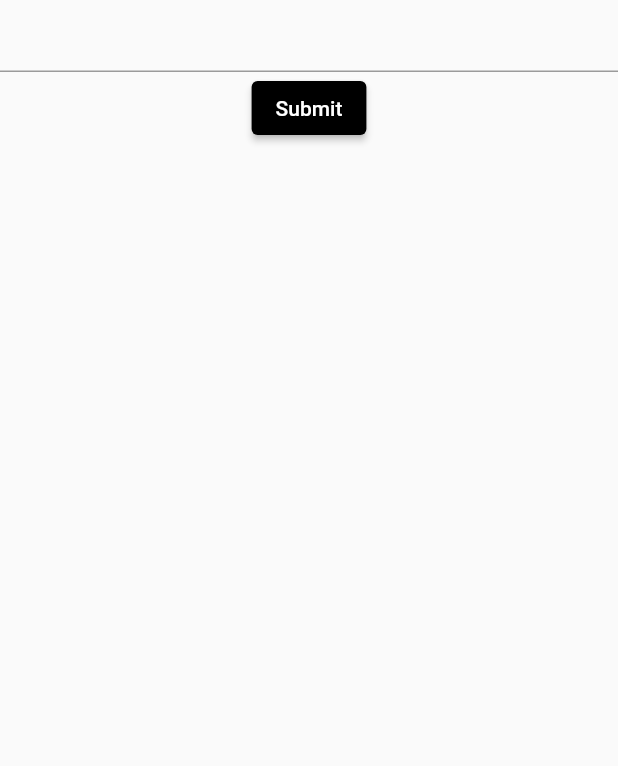
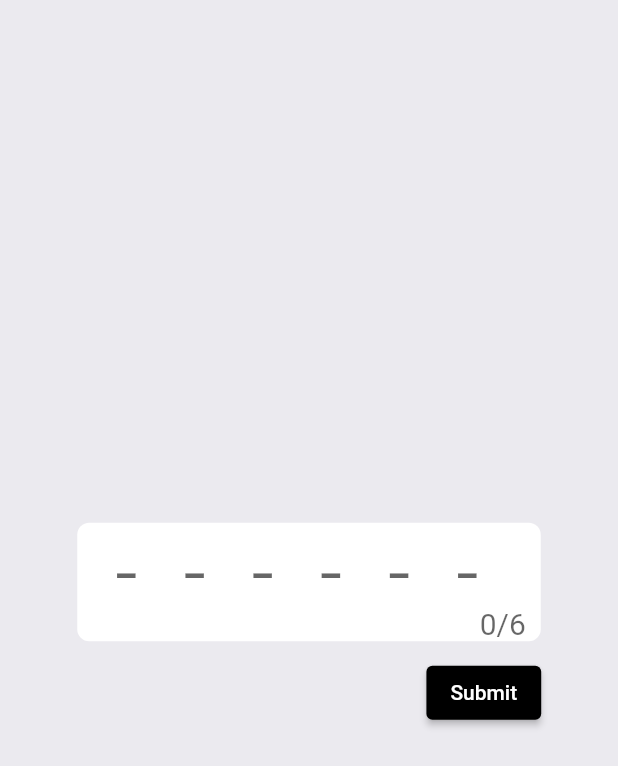
Before and after one commit to arshadkuniyil/mens_park, a Flutter app: the OtpVerificationScreen screen opened by its route, on a phone screen of 412 x 824 dp. Shown: the top 766 px of the screen. Run offline on Flutter 3.47's test engine with Material 2 defaults, Android fonts, the phone set to English and light mode, and no system bars; our stand-ins replace bloc, cached_network_image, cloud_firestore, firebase_auth, firebase_core, firebase_storage and 2 more; accounts and stored records are empty; generated files the repository leaves out were written again; network calls fail.

Commit message:
otpverificaton screen and addToCart firestore saving completed ,error handling pending

```diff
--- a/lib/model/category_model/category_model.dart
+++ b/lib/model/category_model/category_model.dart
@@ -6,7 +6,7 @@ part 'category_model.g.dart';
 class CategoryModel {
   List<String>? categoryNames;
 
-  CategoryModel({ this.categoryNames});
+  CategoryModel({this.categoryNames});
 
   factory CategoryModel.fromJson(Map<String, dynamic> json) {
     return _$CategoryModelFromJson(json);
--- a/lib/view/home/home.dart
+++ b/lib/view/home/home.dart
@@ -36,9 +36,9 @@ class Home extends StatelessWidget {
                 children: List.generate(
                   categoriesLength ?? 3,
                   (index) {
-                    return
-                    categoriesLength ==null?  const Center(child: CircularProgressIndicator()):
-                     CategoryTab(categoryName: categoryNameList[index]);
+                    return categoriesLength == null
+                        ? const Center(child: CircularProgressIndicator())
+                        : CategoryTab(categoryName: categoryNameList[index]);
                   },
                 ),
               ),
--- a/lib/view/home/widgets/custom_app_bar.dart
+++ b/lib/view/home/widgets/custom_app_bar.dart
@@ -22,6 +22,7 @@ class CustomAppBar extends StatelessWidget {
     return BlocBuilder<HomeAppBarBloc, HomeAppBarState>(
       builder: (context, state) {
         return AppBar(
+           automaticallyImplyLeading: false,
           backgroundColor: kGrey,
           shadowColor: Colors.transparent,
           flexibleSpace: SafeArea(
--- a/lib/view/otp_varification_screen/otp_verification_screen.dart
+++ b/lib/view/otp_varification_screen/otp_verification_screen.dart
@@ -1,29 +1,59 @@
 import 'dart:developer';
 
 import 'package:flutter/material.dart';
+import 'package:flutter/services.dart';
+import 'package:mens_park/constants/colors.dart';
+import 'package:mens_park/constants/screen_size.dart';
+import 'package:mens_park/view/widgets/text_field_outer_widget.dart';
 import 'package:mens_park/viewmodel/service/auth_service.dart';
 
 class OtpVerificationScreen extends StatelessWidget {
-  OtpVerificationScreen({Key? key}) : super(key: key);
+  const OtpVerificationScreen({Key? key}) : super(key: key);
 
   @override
   Widget build(BuildContext context) {
+    final double screenWidth = getScreenWidth(context);
     String otp = '';
     return Scaffold(
+      backgroundColor: kGrey,
       body: SafeArea(
           child: Column(
+        crossAxisAlignment: CrossAxisAlignment.end,
         children: [
-              TextField(
+          const Spacer(),
+          Padding(
+            padding: EdgeInsets.symmetric(horizontal: screenWidth * .1),
+            child: TextFieldOuter(
+              child: TextFormField(
+                keyboardType: TextInputType.number,
+                maxLength: 6,
+                decoration: const InputDecoration(
+                  counterStyle: TextStyle(fontSize: 20),
+                  hintText: '______',
+                  border: InputBorder.none,
+                  contentPadding: EdgeInsets.symmetric(horizontal: 10),
+                ),
+                style: TextStyle(
+                    letterSpacing: screenWidth * .08,
+                    fontSize: 28,
+                    fontWeight: FontWeight.w600),
                 onChanged: (value) {
                   otp = value;
                 },
               ),
-              ElevatedButton(
+            ),
+          ),
+          Padding(
+            padding: EdgeInsets.only(right: screenWidth * .1 + 10),
+            child: ElevatedButton(
               onPressed: () {
                 log('submit otp pressed');
                 AuthService().signInWithPhoneOtp(otp);
               },
-                  child: const Text('Submit'))
+              child: const Text('Submit'),
+            ),
+          ),
+          const Spacer()
         ],
       )),
     );
--- a/lib/view/signup/sign_up.dart
+++ b/lib/view/signup/sign_up.dart
@@ -14,7 +14,9 @@ class SignUp extends StatelessWidget {
 
   final AuthService userService = AuthService();
   final HashMap userData = HashMap<String, String>();
+
   static final GlobalKey<FormState> _key = GlobalKey<FormState>();
+
   @override
   Widget build(BuildContext context) {
     final kPadding = getScreenWidth(context) * 0.025;
@@ -38,7 +40,8 @@ class SignUp extends StatelessWidget {
                       userService: userService);
                 } else {
                   WidgetsBinding.instance.addPostFrameCallback((_) {
-                    Navigator.pushReplacementNamed(context, '/otpVerificationScreen');
+                    Navigator.pushReplacementNamed(
+                        context, '/otpVerificationScreen');
                   });
                 }
                 return const SizedBox();
--- a/lib/viewmodel/bloc/home/product/home_product_bloc.dart
+++ b/lib/viewmodel/bloc/home/product/home_product_bloc.dart
@@ -25,7 +25,6 @@ class HomeProductBloc extends Bloc<HomeProductEvent, HomeProductState> {
           .getProductsFromFirestore(event.categoryName);
 
       productList = productSnaphot.map((doc) {
-
         return ProductModel.fromJson(doc.data() as Map<String, dynamic>);
       }).toList();
 
--- a/lib/viewmodel/bloc/home/product/home_product_event.dart
+++ b/lib/viewmodel/bloc/home/product/home_product_event.dart
@@ -3,7 +3,7 @@ part of 'home_product_bloc.dart';
 class HomeProductEvent {}
 
 class GetHomeProductsEvent extends HomeProductEvent {
-   final String categoryName;
+  final String categoryName;
 
   GetHomeProductsEvent({required this.categoryName});
 }
--- a/lib/viewmodel/bloc/splash/splash_bloc.dart
+++ b/lib/viewmodel/bloc/splash/splash_bloc.dart
@@ -14,7 +14,7 @@ class SplashBloc extends Bloc<SplashEvent, SplashState> {
 
     on<CheckUserEvent>((event, emit) async {
       //
-log('spalsh');
+      log('spalsh');
 
       emit(
         SplashState(errorEnum: ErrorEnum.noError, isLoading: true),
@@ -41,10 +41,9 @@ log('spalsh');
           );
         }
       } else {
-         emit(
+        emit(
           SplashState(errorEnum: ErrorEnum.noError, isLoading: false),
         );
-
       }
     });
   }
--- a/lib/viewmodel/core/error_enum.dart
+++ b/lib/viewmodel/core/error_enum.dart
@@ -1,2 +1,3 @@
 enum ErrorEnum { networkError, unknownError, noError }
+
 enum SignUpWithPhoneError { networkError, unknownError, noError }
--- a/lib/viewmodel/core/product_event_status.dart
+++ b/lib/viewmodel/core/product_event_status.dart
@@ -1,3 +1 @@
- enum ProductEventStatus {
-  notStarted,started,completed
-}
+enum ProductEventStatus { notStarted, started, completed }
--- a/lib/viewmodel/service/auth_service.dart
+++ b/lib/viewmodel/service/auth_service.dart
@@ -33,7 +33,7 @@ class AuthService {
 
         codeAutoRetrievalTimeout: (verificationId) {},
       );
-       return SignUpWithPhoneError.noError;
+      return SignUpWithPhoneError.noError;
     } catch (e) {
       print("on Catch: $e");
       return SignUpWithPhoneError.noError;
@@ -79,7 +79,7 @@ class AuthService {
     }
   }
 
-  getUser() {
+ User? getUser() {
     return auth.currentUser;
   }
 
--- a/lib/viewmodel/service/fetch_image_url.dart
+++ b/lib/viewmodel/service/fetch_image_url.dart
@@ -1,4 +1,3 @@
-
 import 'package:firebase_storage/firebase_storage.dart';
 
 Future<String> getImageUrl({required String fullSizeImgPath}) async {
```
Also changed, not shown: lib/main.dart (+3 -5 lines), lib/model/cart_model/cart_model.dart (added, +34 -0 lines), lib/view/home/widgets/category_tab.dart (+10 -10 lines), lib/view/home/widgets/product_card.dart (+50 -2 lines), lib/viewmodel/bloc/home/app_bar/home_app_bar_state.dart (+4 -5 lines), lib/viewmodel/bloc/home/product/home_product_state.dart (+7 -3 lines), lib/viewmodel/service/cart_service.dart (added, +47 -0 lines), lib/viewmodel/service/home_screen_service.dart (+6 -3 lines), lib/model/cart_model/cart_model.g.dart (added). Lines whose indentation alone changed are shown as unchanged.
